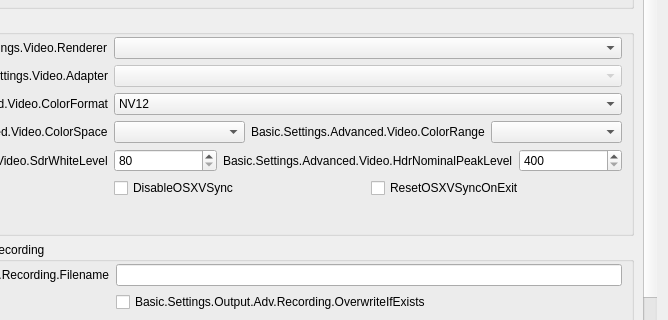
BlueCheeseburger/obs-studio, file UI/forms/OBSBasicSettings.ui: the form before one commit; both pictures show x 313 to 981 and y 99 to 419 of the 981 by 726 pixel window.
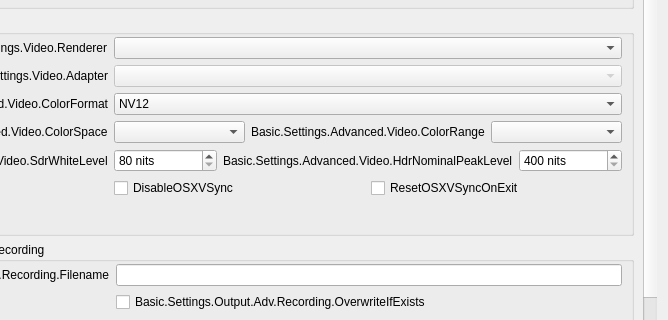
The form after the commit. The open tabs and pages were chosen to show the change. Icons and pictures are not drawn. Custom widgets are drawn as their Qt base class.

Commit message: UI: Move HDR units for settings to suffix

```diff
--- a/UI/forms/OBSBasicSettings.ui
+++ b/UI/forms/OBSBasicSettings.ui
@@ -5157,6 +5157,9 @@
                      </property>
                      <item>
                       <widget class="QSpinBox" name="sdrWhiteLevel">
+                       <property name="suffix">
+                        <string notr="true"> nits</string>
+                       </property>
                        <property name="minimum">
                         <number>80</number>
                        </property>
@@ -5183,6 +5186,9 @@
                      </item>
                      <item>
                       <widget class="QSpinBox" name="hdrNominalPeakLevel">
+                       <property name="suffix">
+                        <string notr="true"> nits</string>
+                       </property>
                        <property name="minimum">
                         <number>400</number>
                        </property>
```
The commit also changes 1 other file.
